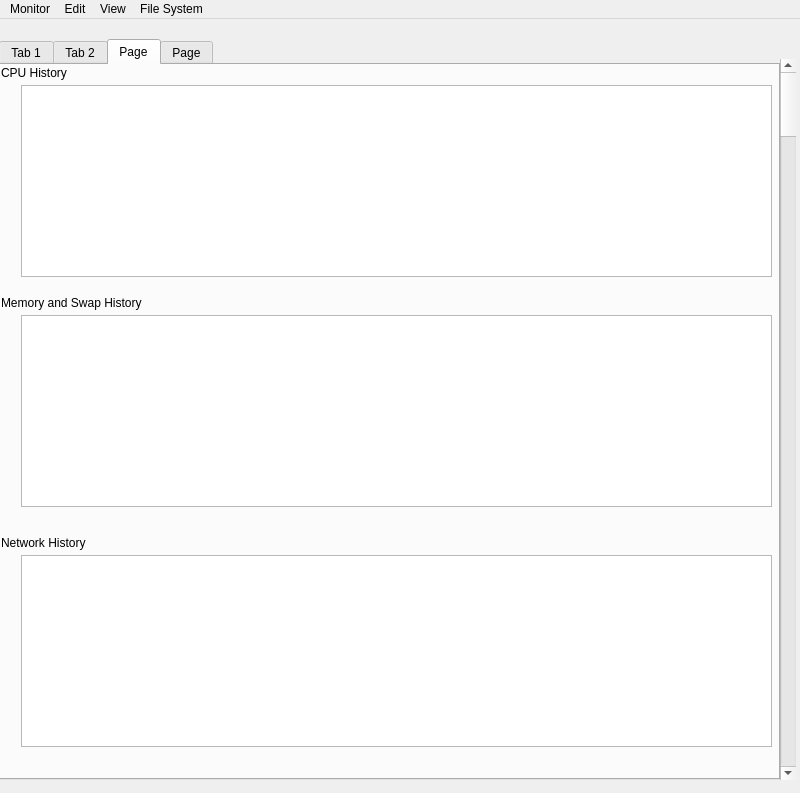
Old version of the form systemmonitor.ui in the repository brianhuang1000/hwmon.
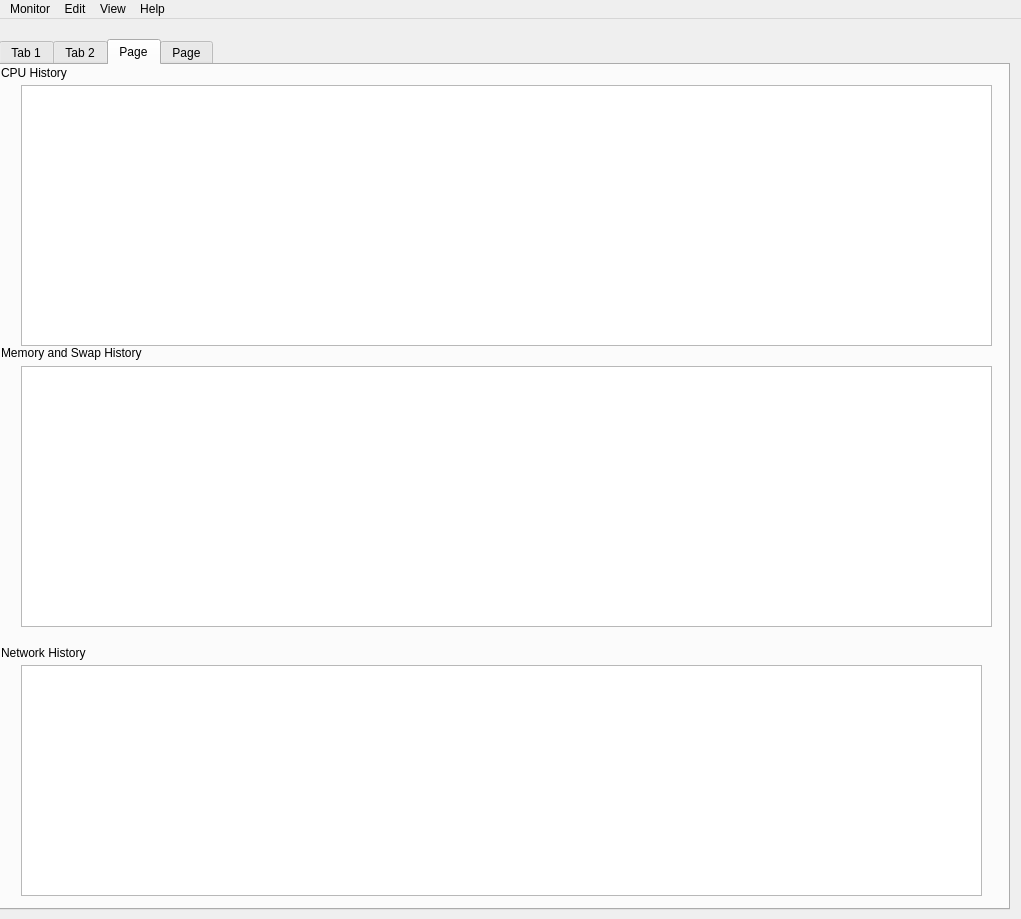
New version of the form. The open tabs and pages were chosen to show the change.

Diff of the .ui file:
```diff
--- a/systemmonitor.ui
+++ b/systemmonitor.ui
@@ -6,8 +6,8 @@
    <rect>
     <x>0</x>
     <y>0</y>
-    <width>800</width>
-    <height>793</height>
+    <width>1021</width>
+    <height>919</height>
    </rect>
   </property>
   <property name="windowTitle">
@@ -19,8 +19,8 @@
      <rect>
       <x>-1</x>
       <y>20</y>
-      <width>781</width>
-      <height>741</height>
+      <width>1011</width>
+      <height>871</height>
      </rect>
     </property>
     <property name="currentIndex">
@@ -99,8 +99,8 @@
        <rect>
         <x>20</x>
         <y>20</y>
-        <width>751</width>
-        <height>192</height>
+        <width>971</width>
+        <height>261</height>
        </rect>
       </property>
      </widget>
@@ -121,9 +121,9 @@
       <property name="geometry">
        <rect>
         <x>20</x>
-        <y>250</y>
-        <width>751</width>
-        <height>192</height>
+        <y>301</y>
+        <width>971</width>
+        <height>261</height>
        </rect>
       </property>
      </widget>
@@ -131,7 +131,7 @@
       <property name="geometry">
        <rect>
         <x>0</x>
-        <y>230</y>
+        <y>280</y>
         <width>181</width>
         <height>16</height>
        </rect>
@@ -144,9 +144,9 @@
       <property name="geometry">
        <rect>
         <x>20</x>
-        <y>490</y>
-        <width>751</width>
-        <height>192</height>
+        <y>600</y>
+        <width>961</width>
+        <height>231</height>
        </rect>
       </property>
      </widget>
@@ -154,7 +154,7 @@
       <property name="geometry">
        <rect>
         <x>0</x>
-        <y>470</y>
+        <y>580</y>
         <width>101</width>
         <height>16</height>
        </rect>
@@ -221,26 +221,13 @@
      </widget>
     </widget>
    </widget>
-   <widget class="QScrollBar" name="verticalScrollBar">
-    <property name="geometry">
-     <rect>
-      <x>780</x>
-      <y>40</y>
-      <width>16</width>
-      <height>721</height>
-     </rect>
-    </property>
-    <property name="orientation">
-     <enum>Qt::Vertical</enum>
-    </property>
-   </widget>
   </widget>
   <widget class="QMenuBar" name="menubar">
    <property name="geometry">
     <rect>
      <x>0</x>
      <y>0</y>
-     <width>800</width>
+     <width>1021</width>
      <height>20</height>
     </rect>
    </property>
@@ -279,7 +266,7 @@
    </widget>
    <widget class="QMenu" name="menuFile_System">
     <property name="title">
-     <string>File System</string>
+     <string>Help</string>
     </property>
    </widget>
    <addaction name="menuMonitor"/>
```
Left out of the diff: 10 changed lines with no effect on the pictures.
